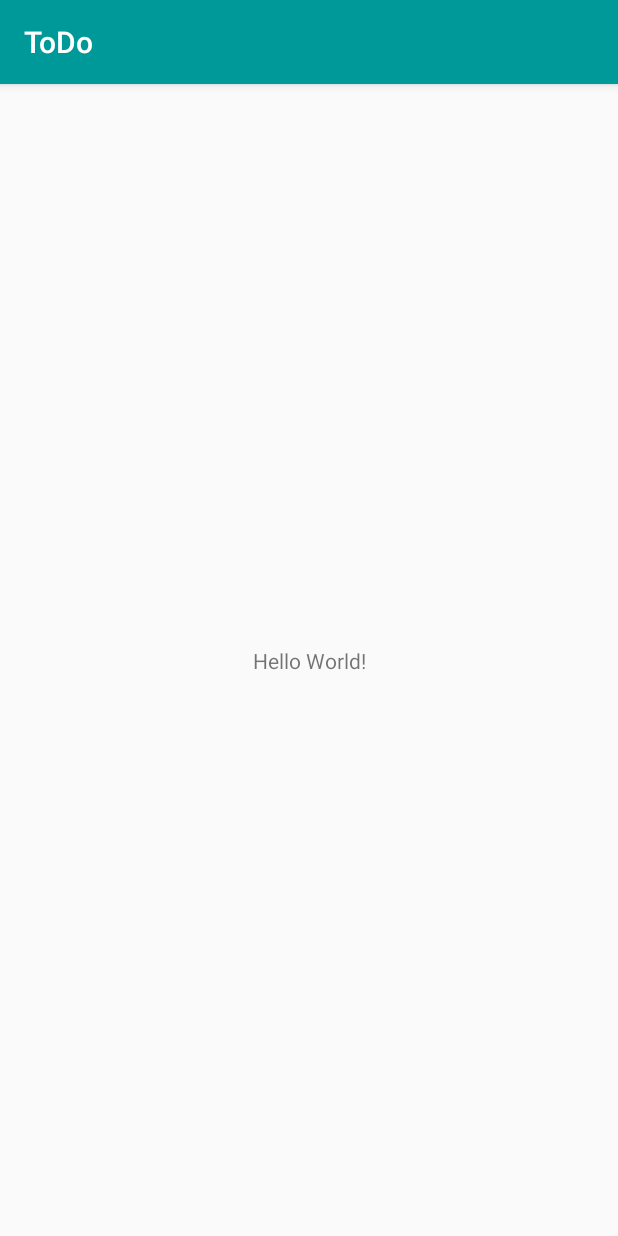
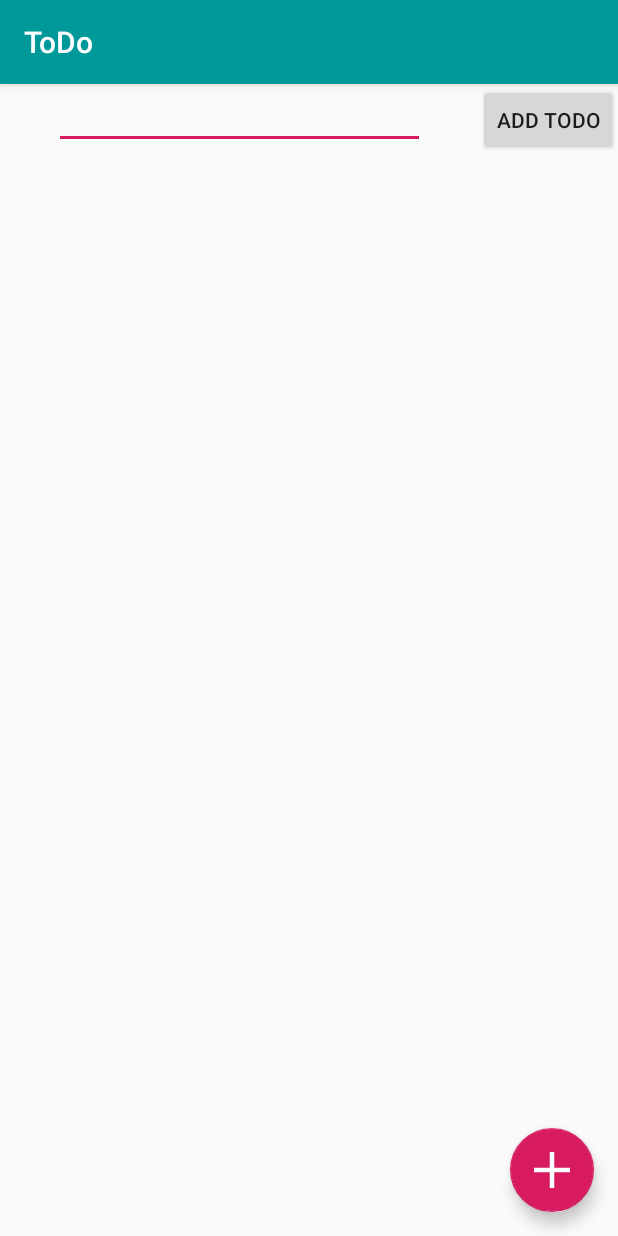
Before and after one commit to batyrkanov/ToDo, an Android app: the screen it shows after launch (MainActivity), on a phone screen of 412 x 824 dp. Run offline under Robolectric (Android 15) with nearby library versions, the phone set to English and light mode, and no system bars; libraries missing offline, so code that uses them is left out: android.arch.core, org.jetbrains.anko; 1 statement that could not run was skipped.

Commit message:
- Todo done, but app wasn't tested

```diff
--- a/app/src/main/java/com/example/todo/Dashboard.kt
+++ /dev/null
@@ -1 +0,0 @@
-package com.example.todo
--- a/app/src/main/java/com/example/todo/MainActivity.kt
+++ b/app/src/main/java/com/example/todo/MainActivity.kt
@@ -1,12 +1,66 @@
 package com.example.todo
 
+import android.arch.lifecycle.LiveData
+import android.arch.core.util.Function
+import android.arch.lifecycle.Observer
+import android.arch.lifecycle.ViewModelProviders
 import android.support.v7.app.AppCompatActivity
 import android.os.Bundle
+import com.example.todo.model.*
+import com.example.todo.store.Renderer
+import com.example.todo.store.TodoStore
+import kotlinx.android.synthetic.main.activity_main.*
+import org.jetbrains.anko.selector
 
-class MainActivity : AppCompatActivity() {
+class MainActivity : AppCompatActivity(), Renderer<TodoModel> {
+    private lateinit var store: TodoStore
+
+    override fun render(model: LiveData<TodoModel>) {
+        model.observe(this, Observer { newState ->
+            listView.adapter = TodoAdapter(this, newState?.todos ?: listOf())
+        })
+    }
 
     override fun onCreate(savedInstanceState: Bundle?) {
         super.onCreate(savedInstanceState)
         setContentView(R.layout.activity_main)
+
+        store = ViewModelProviders.of(this).get(TodoStore::class.java)
+        store.subscribe(this, mapStateToProps)
+
+        addButton.setOnClickListener {store.dispatch(AddTodo(editText.text.toString()))}
+        fab.setOnClickListener{ openDialog()}
+
+        listView.adapter = TodoAdapter(this, listOf())
+        listView.setOnItemClickListener({_, _, _, id ->
+            store.dispatch(ToogleTodo(id))
+        })
+
+        listView.setOnItemClickListener{_, _, _, id ->
+            store.dispatch(RemoveTodo(id))
+            true
+        }
+    }
+
+    private fun openDialog(){
+        val options = resources.getStringArray(R.array.filter_options).asList()
+        selector(getString(R.string.filter_title), options) { _, i ->
+            val visible = when(i){
+                1 -> Visibility.Active()
+                2 -> Visibility.Completed()
+                else -> Visibility.All()
+            }
+            store.dispatch(SetVisibility(visible))
+        }
+    }
+    private val mapStateToProps = Function<TodoModel, TodoModel> {
+        val keep: (Todo) -> Boolean = when(it.visibility){
+
+            is Visibility.All -> {_ -> true}
+            is Visibility.Active -> {t: Todo -> !t.status}
+            is Visibility.Completed -> {t: Todo -> t.status}
+        }
+
+        return@Function it.copy(todos = it.todos.filter{ keep(it)})
     }
 }
--- /dev/null
+++ b/app/src/main/java/com/example/todo/model/Todo.kt
@@ -0,0 +1,3 @@
+package com.example.todo.model
+
+data class Todo(val text: String, val id: Long, val status: Boolean = false)
--- /dev/null
+++ b/app/src/main/java/com/example/todo/model/TodoModel.kt
@@ -0,0 +1,4 @@
+package com.example.todo.model
+
+
+data class TodoModel(val todos: List<Todo>, val visibility: Visibility)
--- /dev/null
+++ b/app/src/main/java/com/example/todo/store/Renderer.kt
@@ -0,0 +1,7 @@
+package com.example.todo.store
+
+import android.arch.lifecycle.LiveData
+
+interface Renderer<T> {
+    fun render (model: LiveData<T>)
+}
--- /dev/null
+++ b/app/src/main/res/drawable/plus.xml
@@ -0,0 +1,14 @@
+<?xml version="1.0" encoding="utf-8"?>
+<vector xmlns:android="http://schemas.android.com/apk/res/android"
+    android:viewportHeight="24"
+    android:viewportWidth="24"
+    android:width="24dp"
+    android:height="24dp">
+
+    <group android:name="plus_group" android:pivotX="12" android:pivotY="12">
+        <path android:name="plus_path"
+              android:strokeColor="@android:color/white"
+              android:strokeWidth="3"
+              android:pathData="M12, 0L12, 24M0, 12, L24, 12"></path>
+    </group>
+</vector>
--- a/app/src/main/res/layout/activity_main.xml
+++ b/app/src/main/res/layout/activity_main.xml
@@ -7,13 +7,38 @@
         android:layout_height="match_parent"
         tools:context=".MainActivity">
 
-    <TextView
-            android:layout_width="wrap_content"
-            android:layout_height="wrap_content"
-            android:text="Hello World!"
-            app:layout_constraintBottom_toBottomOf="parent"
-            app:layout_constraintLeft_toLeftOf="parent"
-            app:layout_constraintRight_toRightOf="parent"
+    <EditText
+            android:id="@+id/editText"
+            android:layout_width="247dp"
+            android:layout_height="43dp"
+            android:ems="10"
+            android:inputType="textPersonName"
+            app:layout_constraintEnd_toStartOf="@id/addButton"
+            app:layout_constraintStart_toStartOf="parent"
             app:layout_constraintTop_toTopOf="parent"/>
 
+    <Button android:layout_width="wrap_content" android:layout_height="wrap_content"
+            android:id="@+id/addButton"
+            android:text="Add todo"
+            app:layout_constraintEnd_toEndOf="parent"
+            app:layout_constraintTop_toTopOf="parent"/>
+
+    <ListView
+            android:layout_width="match_parent"
+            android:layout_height="500dp"
+            android:id="@+id/listView"
+            app:layout_constraintTop_toBottomOf="@id/editText">
+    </ListView>
+
+    <android.support.design.widget.FloatingActionButton android:layout_width="wrap_content"
+                                                        android:layout_height="wrap_content"
+                                                        android:id="@+id/fab"
+                                                        android:layout_marginBottom="16dp"
+                                                        android:layout_marginEnd="16dp"
+                                                        android:clickable="true"
+                                                        app:layout_constraintBottom_toBottomOf="parent"
+                                                        app:layout_constraintEnd_toEndOf="parent"
+                                                        android:layout_marginRight="16dp"
+                                                        app:srcCompat="@drawable/plus"/>
+
 </android.support.constraint.ConstraintLayout>
--- a/app/src/main/res/layout/dashboard.xml
+++ /dev/null
@@ -1,6 +0,0 @@
-<?xml version="1.0" encoding="utf-8"?>
-<android.support.constraint.ConstraintLayout xmlns:android="http://schemas.android.com/apk/res/android"
-                                             android:layout_width="match_parent"
-                                             android:layout_height="match_parent">
-
-</android.support.constraint.ConstraintLayout>
--- a/app/src/main/res/values/strings.xml
+++ b/app/src/main/res/values/strings.xml
@@ -1,3 +1,9 @@
 <resources>
     <string name="app_name">ToDo</string>
+    <string name="filter_title">Filter the Todos</string>
+    <string-array name="filter_options">
+        <item>All</item>
+        <item>Active</item>
+        <item>Completed</item>
+    </string-array>
 </resources>
--- a/build.gradle
+++ b/build.gradle
@@ -2,6 +2,8 @@
 
 buildscript {
     ext.kotlin_version = '1.3.21'
+    ext.arch_version = '1.1.1'
+    ext.anko_version = '0.10.8'
     repositories {
         google()
         jcenter()
```
Also changed, not shown: app/build.gradle (+9 -0 lines), app/src/main/java/com/example/todo/TodoAdapter.kt (added, +25 -0 lines), app/src/main/java/com/example/todo/model/Visibility.kt (added, +15 -0 lines), app/src/main/java/com/example/todo/store/Store.kt (added, +10 -0 lines), app/src/main/java/com/example/todo/store/TodoStore.kt (added, +51 -0 lines), app/src/main/res/layout/todo_item.xml (added, +27 -0 lines).
